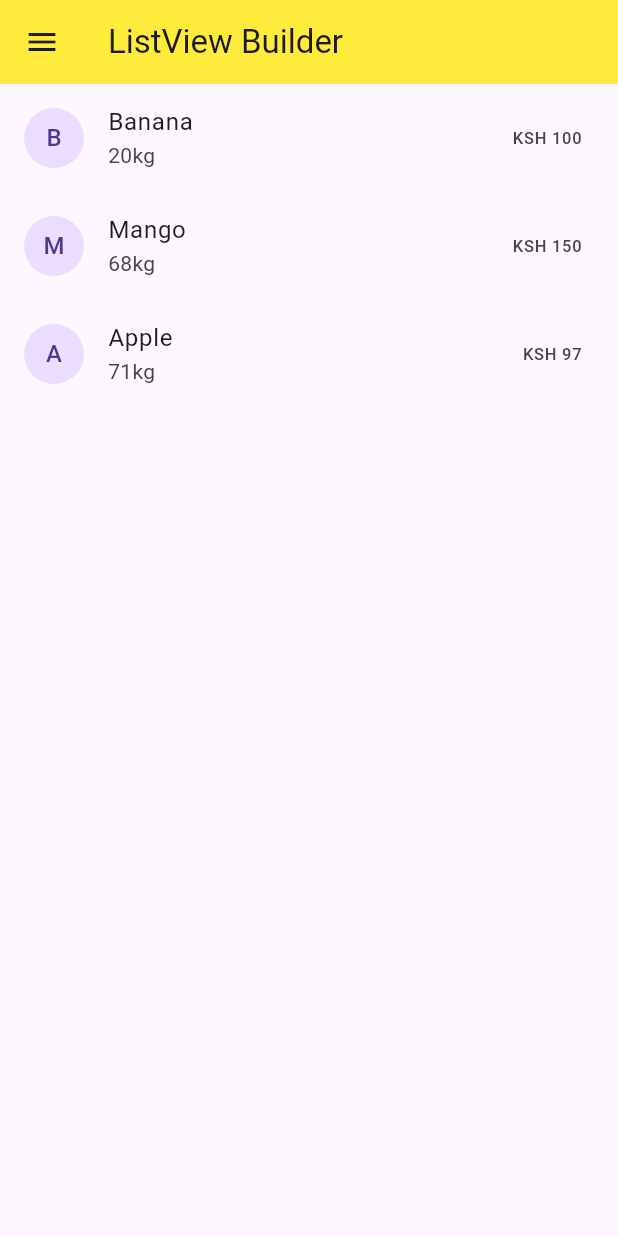
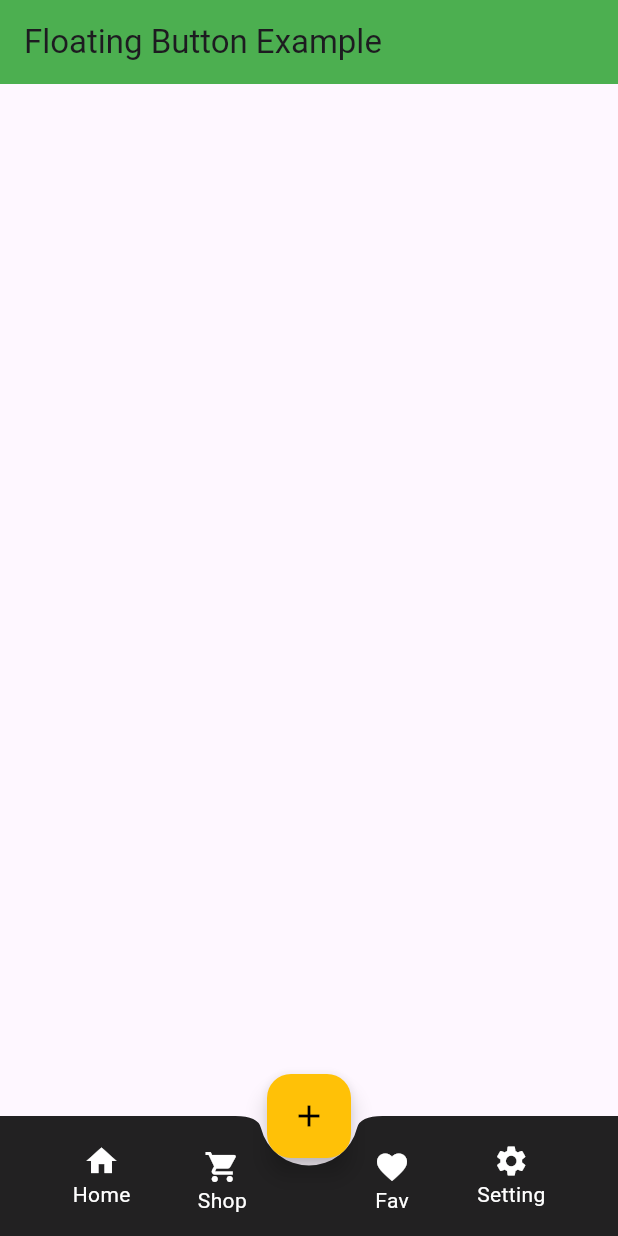
Before and after one commit to KHALEDKHLYAN/Flutter_Widgets, a Flutter app: the screen it shows after launch, on a phone screen of 412 x 824 dp. Run offline on Flutter 3.47's test engine with Material 3 defaults, Android fonts, the phone set to English and light mode, and no system bars.

Commit message:
widget builder

```diff
--- /dev/null
+++ b/lib/floating_button.dart
@@ -0,0 +1,100 @@
+import 'package:flutter/material.dart';
+
+class FloatingButton extends StatelessWidget {
+  const FloatingButton({super.key});
+
+  @override
+  Widget build(BuildContext context) {
+    return MaterialApp(
+      home: Scaffold(
+        appBar: AppBar(
+          title: const Text('Floating Button Example'),
+          backgroundColor: Colors.green,
+        ),
+        floatingActionButtonLocation: FloatingActionButtonLocation.centerDocked,
+        floatingActionButton: FloatingActionButton(
+          onPressed: () {},
+          backgroundColor: Colors.amber,
+          foregroundColor: Colors.black,
+          child: const Icon(Icons.add),
+        ),
+        bottomNavigationBar: const BottomAppBar(
+          notchMargin: 5.0,
+          shape: CircularNotchedRectangle(),
+          color: Colors.black87,
+          // color: Colors.black,
+          child: Row(
+              mainAxisAlignment: MainAxisAlignment.spaceAround,
+              mainAxisSize: MainAxisSize.max,
+              children: [
+                Padding(
+                  padding: EdgeInsets.only(left: 10.0),
+                  child: Column(
+                    mainAxisSize: MainAxisSize.min,
+                    children: [
+                      Icon(
+                        Icons.home,
+                        color: Colors.white,
+                      ),
+                      Text(
+                        "Home",
+                        style: TextStyle(color: Colors.white),
+                      )
+                    ],
+                  ),
+                ),
+                Padding(
+                  padding:
+                      EdgeInsets.only(right: 20.0, top: 10.0, bottom: 10.0),
+                  child: Column(
+                    mainAxisSize: MainAxisSize.min,
+                    children: [
+                      Icon(
+                        Icons.shopping_cart,
+                        color: Colors.white,
+                      ),
+                      Text(
+                        "Shop",
+                        style: TextStyle(color: Colors.white),
+                      )
+                    ],
+                  ),
+                ),
+                Padding(
+                  padding: EdgeInsets.only(left: 20.0, top: 10.0, bottom: 10.0),
+                  child: Column(
+                    mainAxisSize: MainAxisSize.min,
+                    children: [
+                      Icon(
+                        Icons.favorite,
+                        color: Colors.white,
+                      ),
+                      Text(
+                        "Fav",
+                        style: TextStyle(color: Colors.white),
+                      )
+                    ],
+                  ),
+                ),
+                Padding(
+                  padding: EdgeInsets.only(right: 10.0),
+                  child: Column(
+                    mainAxisSize: MainAxisSize.min,
+                    children: [
+                      Icon(
+                        Icons.settings,
+                        color: Colors.white,
+                      ),
+                      Text(
+                        "Setting",
+                        style: TextStyle(color: Colors.white),
+                      )
+                    ],
+                  ),
+                ),
+              ]),
+        ),
+      ),
+    );
+  }
+}
--- a/lib/listview_builder.dart
+++ b/lib/listview_builder.dart
@@ -27,10 +27,11 @@ class _ListViewBuilderState extends State<ListViewBuilder> {
         drawer: Drawer(
           child: ListView(
             children: [
-              DrawerHeader(
-                child: Container(
-                  padding: const EdgeInsets.all(14.0),
-                  color: Colors.blue,
+              const UserAccountsDrawerHeader(
+                accountEmail: Text('khaledkhlyan@gmail.com'),
+                accountName: Text('KHALED_4Cus'),
+                currentAccountPicture: CircleAvatar(
+                  foregroundImage: AssetImage('assets/sanaku.jpg'),
                 ),
               ),
               ListTile(
@@ -52,9 +53,21 @@ class _ListViewBuilderState extends State<ListViewBuilder> {
                 padding: EdgeInsets.all(16.0),
                 child: Text('Labels'),
               ),
-              ListTile(leading: const Icon(Icons.label),title: const Text('Red'), onTap: (){},),
-              ListTile(leading: const Icon(Icons.label),title: const Text('Black'), onTap: (){},),
-              ListTile(leading: const Icon(Icons.label),title: const Text('Green'), onTap: (){},),
+              ListTile(
+                leading: const Icon(Icons.label),
+                title: const Text('Red'),
+                onTap: () {},
+              ),
+              ListTile(
+                leading: const Icon(Icons.label),
+                title: const Text('Black'),
+                onTap: () {},
+              ),
+              ListTile(
+                leading: const Icon(Icons.label),
+                title: const Text('Green'),
+                onTap: () {},
+              ),
             ],
           ),
         ),
--- a/lib/main.dart
+++ b/lib/main.dart
@@ -1,5 +1,7 @@
 import 'package:flutter/material.dart';
-import 'package:widgets_app_design/listview_builder.dart';
+// import 'package:widgets_app_design/listview_builder.dart';
+import './floating_button.dart';
+
 
 void main() => runApp(const MyApp());
 
@@ -8,6 +10,6 @@ class MyApp extends StatelessWidget {
 
   @override
   Widget build(BuildContext context) {
-    return const ListViewBuilder();
+    return const FloatingButton();
   }
 }
```
